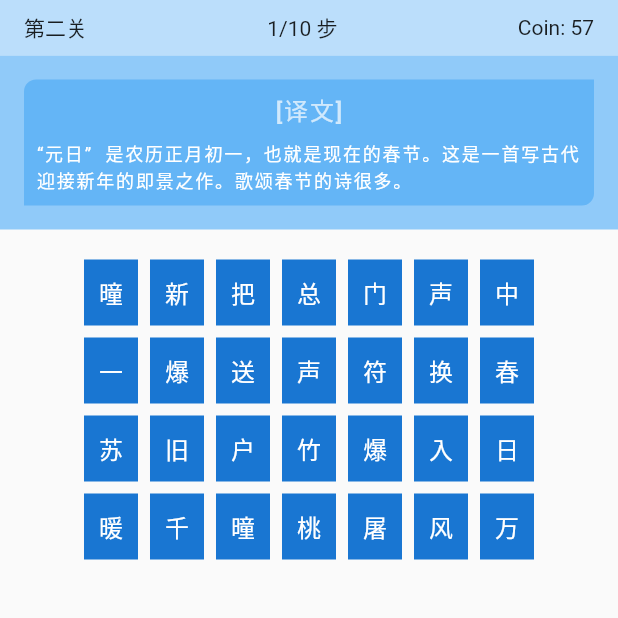
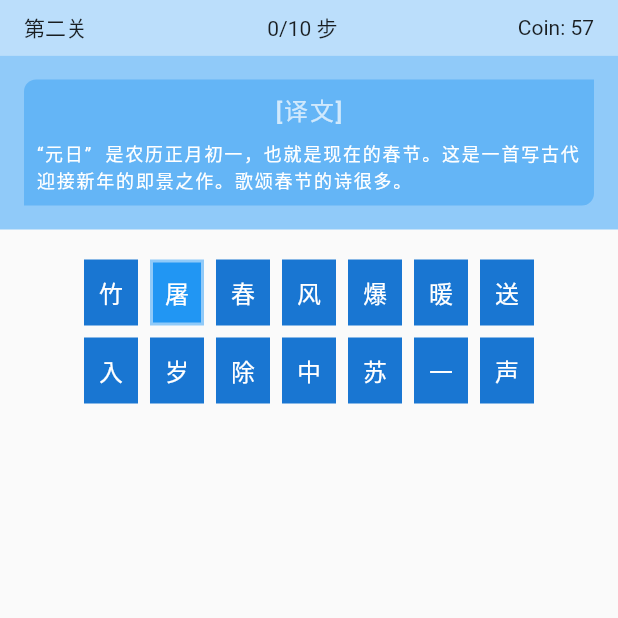
Before and after one commit to CodesAreHonest/poem-and-strings, a Flutter app: the screen it shows after launch, after a tap on an icon or button, on a phone screen of 412 x 824 dp, the top half of it. Run offline on Flutter 3.47's test engine with Material 2 defaults, Android fonts, the phone set to English and light mode, and no system bars.

Commit message:
[Stage Header] - Header

```diff
--- a/lib/data/Character.dart
+++ b/lib/data/Character.dart
@@ -18,9 +18,15 @@ class Character {
     this.location = location;
   }
 
+  void setCompleted(bool completed) {
+    this.completed = completed;
+  }
+
   int getLocation() => this.location;
 
   String getCharacter() => this.character;
 
   bool getSelected() => this.selected;
+
+  bool getCompleted() => this.completed;
 }
--- a/lib/data/EasyStage/EasyFirstStage.dart
+++ b/lib/data/EasyStage/EasyFirstStage.dart
@@ -5,38 +5,25 @@ import "./EasyStage.dart";
 class EasyFirstStage extends EasyStage {
   final int numOfRows = 4;
 
+  int stepUsed = 0;
+  int targetElementPosition;
+
   List<Character> stageData = [
     Character("爆", false, false, 0),
     Character("竹", false, false, 1),
     Character("声", false, false, 2),
     Character("中", false, false, 3),
     Character("一", false, false, 4),
-    Character("声", false, false, 5),
-    Character("爆", false, false, 6),
+    Character("岁", false, false, 5),
+    Character("除", false, false, 6),
     Character("春", false, false, 7),
     Character("风", false, false, 8),
     Character("送", false, false, 9),
     Character("暖", false, false, 10),
     Character("入", false, false, 11),
     Character("屠", false, false, 12),
-    Character("苏", false, false, 13),
-    Character("千", false, false, 14),
-    Character("门", false, false, 15),
-    Character("万", false, false, 16),
-    Character("户", false, false, 17),
-    Character("曈", false, false, 18),
-    Character("曈", false, false, 19),
-    Character("日", false, false, 20),
-    Character("总", false, false, 21),
-    Character("把", false, false, 22),
-    Character("新", false, false, 23),
-    Character("桃", false, false, 24),
-    Character("换", false, false, 25),
-    Character("旧", false, false, 26),
-    Character("符", false, false, 27)
+    Character("苏", false, false, 13)
   ];
-
-  int targetElementPosition;
 
   EasyFirstStage();
 
@@ -44,16 +31,72 @@ class EasyFirstStage extends EasyStage {
 
   int getTotalStageItems() => stageData.length;
 
-  void setTargetElementPosition(int targetElementPosition) {
-    this.targetElementPosition = targetElementPosition;
-  }
+  int getCharacterLocation(Character character) => stageData.indexOf(character);
+
+  int getTargetElementPosition() => this.targetElementPosition;
+
+  int incrementStep() => ++this.stepUsed;
+
+  int getSteps() => this.stepUsed;
 
   List<Character> getRandomShuffledData() {
     stageData.shuffle();
+
+    for (int i = 0; i < stageData.length; i++) {
+      Character currentItem = stageData[i];
+      bool isCompleted = this.isCompleted(currentItem);
+
+      if (isCompleted) {
+        currentItem.setCompleted(true);
+        this.updateCharacter(currentItem);
+      }
+    }
+
     return stageData;
   }
 
   List<Character> getCurrentStageData() => this.stageData;
 
-  void swapCharacter(Character character) async {}
+  void updateCharacter(Character character) {
+    int characterPosition = this.getCharacterLocation(character);
+    stageData.removeAt(characterPosition);
+    stageData.insert(characterPosition, character);
+  }
+
+  void updateCharacterWithPosition(Character character, int position) {
+    stageData.removeAt(position);
+    stageData.insert(position, character);
+  }
+
+  void setTargetElementPosition(int targetElementPosition) {
+    this.targetElementPosition = targetElementPosition;
+  }
+
+  void swapCharacter(Character firstItem, Character secondItem) {
+    int firstItemLocation = this.getCharacterLocation(firstItem);
+    int secondItemLocation = this.getCharacterLocation(secondItem);
+    this.updateCharacterWithPosition(secondItem, firstItemLocation);
+    this.updateCharacterWithPosition(firstItem, secondItemLocation);
+
+    this.isCharacterCompleted(firstItem);
+    this.isCharacterCompleted(secondItem);
+
+    this.incrementStep();
+  }
+
+  void isCharacterCompleted(Character character) {
+    bool isCharacterInCorrectPosition = this.isCompleted(character);
+    character.setCompleted(isCharacterInCorrectPosition);
+    this.updateCharacter(character);
+  }
+
+  bool isCompleted(Character character) {
+    int currentLocation = this.getCharacterLocation(character);
+    int dedicatedLocation = character.getLocation();
+
+    return currentLocation == dedicatedLocation;
+  }
+
+  Character getCharacterAtPosition(int position) =>
+      stageData.elementAt(position);
 }
--- a/lib/screens/difficult_stage/stage_one.dart
+++ b/lib/screens/difficult_stage/stage_one.dart
@@ -1,8 +1,7 @@
 import "package:flutter/material.dart";
-import 'widgets/game_body_two.dart';
+import 'widgets/game_body.dart';
 import 'widgets/translation.dart';
 import "widgets/header.dart";
-import "widgets/game_body.dart";
 
 class DifficultStageOne extends StatelessWidget {
   @override
@@ -13,7 +12,7 @@ class DifficultStageOne extends StatelessWidget {
                 child: Column(children: <Widget>[
       DifficultStageHeader(),
       DifficultStageTranslation(),
-      DifficultGameBodyTwo(),
+      DifficultGameBody(),
     ]))));
   }
 }
--- a/lib/screens/difficult_stage/widgets/game_body.dart
+++ b/lib/screens/difficult_stage/widgets/game_body.dart
@@ -1,165 +1,124 @@
 import "package:flutter/material.dart";
-import 'package:flutter/painting.dart';
-import 'dart:async';
+import "package:flutter/painting.dart";
+import 'package:poem_and_strings/data/Character.dart';
+import 'package:poem_and_strings/data/EasyStage/EasyFirstStage.dart';
 
 class DifficultGameBody extends StatefulWidget {
   @override
-  _GameBodyState createState() => _GameBodyState();
+  _DifficultGameBodyState createState() => _DifficultGameBodyState();
 }
 
-class Character {
-  int x;
-  int y;
-  String character;
-  bool selected;
-  bool completed;
-  int location;
+class _DifficultGameBodyState extends State<DifficultGameBody> {
+  List<Widget> characters = [];
+  EasyFirstStage firstStage;
 
-  Character(this.x, this.y, this.character, this.selected, this.completed,
-      this.location);
-
-  void setSelected(bool selected) {
-    this.selected = selected;
+  _DifficultGameBodyState() {
+    this.firstStage = EasyFirstStage();
   }
 
-  void setCharacter(String character) {
-    this.character = character;
+  @override
+  void initState() {
+    // TODO: implement initState
+    super.initState();
+    this.renderCharacters(firstStage.getRandomShuffledData());
   }
 
-  void setLocation(int location) {
-    this.location = location;
+  Color characterBorderColor(bool isSelected, bool isCompleted) {
+    Color borderColor = Colors.blue[700];
+
+    if (isSelected) {
+      borderColor = Colors.blue[200];
+    }
+
+    if (isCompleted) {
+      borderColor = Colors.green[700];
+    }
+
+    return borderColor;
   }
 
-  int getLocation() => this.location;
+  Color characterBackgroundColor(bool isSelected, bool isCompleted) {
+    Color backgroundColor = Colors.blue[700];
 
-  String getCharacter() => this.character;
-}
+    if (isSelected) {
+      backgroundColor = Colors.blue[500];
+    }
 
-class _GameBodyState extends State<DifficultGameBody> {
-  List<Character> data = [
-    Character(0, 0, "爆", false, false, 0),
-    Character(1, 0, "竹", false, false, 1),
-    Character(2, 0, "声", false, false, 2),
-    Character(3, 0, "中", false, false, 3),
-    Character(4, 0, "一", false, false, 4),
-    Character(5, 0, "声", false, false, 5),
-    Character(6, 0, "爆", false, false, 6),
-    Character(0, 1, "春", false, false, 7),
-    Character(1, 1, "风", false, false, 8),
-    Character(2, 1, "送", false, false, 9),
-    Character(3, 1, "暖", false, false, 10),
-    Character(4, 1, "入", false, false, 11),
-    Character(5, 1, "屠", false, false, 12),
-    Character(6, 1, "苏", false, false, 13),
-    Character(0, 2, "千", false, false, 14),
-    Character(1, 2, "门", false, false, 15),
-    Character(2, 2, "万", false, false, 16),
-    Character(3, 2, "户", false, false, 17),
-    Character(4, 2, "曈", false, false, 18),
-    Character(5, 2, "曈", false, false, 19),
-    Character(6, 2, "日", false, false, 20),
-    Character(0, 3, "总", false, false, 21),
-    Character(1, 3, "把", false, false, 22),
-    Character(2, 3, "新", false, false, 23),
-    Character(3, 3, "桃", false, false, 24),
-    Character(4, 3, "换", false, false, 25),
-    Character(5, 3, "旧", false, false, 26),
-    Character(6, 3, "符", false, false, 27)
-  ];
+    if (isCompleted) {
+      backgroundColor = Colors.green[700];
+    }
 
-  int targetElement;
+    return backgroundColor;
+  }
 
-  void swapCharacter(Character character) async {
-    List<Character> characterData = data;
-    int elementPosition = characterData.indexOf(character);
+  void swapCharacters(Character character) async {
+    // the first touch of user will always lighten up the character.
+    int characterPosition = firstStage.getCharacterLocation(character);
     character.setSelected(true);
 
-    if (targetElement == null) {
-      characterData.removeAt(elementPosition);
-      characterData.insert(elementPosition, character);
+    if (firstStage.getTargetElementPosition() == null) {
+      firstStage.updateCharacter(character);
+      firstStage.setTargetElementPosition(characterPosition);
 
-      setState(() {
-        data = characterData;
-        targetElement = elementPosition;
-      });
-
+      // get all stage data again.
+      this.renderCharacters(firstStage.getCurrentStageData());
       return;
     }
 
-    Character destination = characterData.elementAt(targetElement);
-    bool isSameTarget = identical(character, destination);
+    int previousTargetPosition = firstStage.getTargetElementPosition();
+    Character previousTarget =
+        firstStage.getCharacterAtPosition(previousTargetPosition);
+    bool isSameTarget = identical(character, previousTarget);
 
+    // if both tap are same target, remove the first coloured character.
     if (isSameTarget == true) {
       character.setSelected(false);
-      characterData.removeAt(elementPosition);
-      characterData.insert(elementPosition, character);
+      firstStage.updateCharacter(character);
+      firstStage.setTargetElementPosition(null);
 
-      setState(() {
-        data = characterData;
-        targetElement = null;
-      });
-
+      this.renderCharacters(firstStage.getCurrentStageData());
       return;
     }
 
     if (isSameTarget == false) {
-      // set secondary selected colours
-      characterData.removeAt(elementPosition);
-      characterData.insert(elementPosition, character);
+      // render second item as selected
+      firstStage.updateCharacter(character);
+      this.renderCharacters(firstStage.getCurrentStageData());
 
-      setState(() {
-        data = characterData;
+      await Future.delayed(const Duration(milliseconds: 300), () {
+        previousTarget.setSelected(false);
+        character.setSelected(false);
+        firstStage.updateCharacter(character);
+        firstStage.updateCharacter(previousTarget);
+        firstStage.swapCharacter(previousTarget, character);
       });
 
-      // swap characters
-      String destinationCharacter = character.getCharacter();
-      String targetCharacter = destination.getCharacter();
-      int destinationLocation = character.getLocation();
-      int targetLocation = destination.getLocation();
-      destination.setCharacter(destinationCharacter);
-      destination.setLocation(destinationLocation);
-      character.setLocation(targetLocation);
-      character.setCharacter(targetCharacter);
+      firstStage.setTargetElementPosition(null);
+      this.renderCharacters(firstStage.getCurrentStageData());
+    }
 
-      await Future.delayed(const Duration(milliseconds: 500), () {
-        destination.setSelected(false);
-        character.setSelected(false);
-
-        // swap position
-        characterData.removeAt(elementPosition);
-        characterData.insert(elementPosition, character);
-        characterData.removeAt(targetElement);
-        characterData.insert(targetElement, destination);
-      });
-
-      setState(() {
-        data = characterData;
-        targetElement = null;
-      });
-
-      return;
-    }
+    return;
   }
 
-  List<Widget> renderCharacters(List<Character> words, int index) {
-    List<Widget> wordList = new List<Widget>();
-    List<Character> row =
-        words.where((Character item) => item.y == index).toList();
+  void renderCharacters(List<Character> stageData) {
+    List<Widget> rowWidgets = [];
+    List<Widget> gameCharacters = [];
+    int numOfRows = firstStage.getTotalStageItems();
+    double itemsPerRow = firstStage.getItemsPerRow();
 
-    for (int i = 0; i < row.length; i++) {
-      String character = row[i].character;
-      bool selected = row[i].selected;
-      Color borderColor = Colors.blue[700];
-      Color backgroundColor = Colors.blue[700];
+    for (int item = 0; item < numOfRows; item++) {
+      String character = stageData[item].getCharacter();
+      bool isSelected = stageData[item].getSelected();
+      bool isCompleted = stageData[item].getCompleted();
+      Color borderColor = this.characterBorderColor(isSelected, isCompleted);
+      Color backgroundColor =
+          this.characterBackgroundColor(isSelected, isCompleted);
 
-      if (selected) {
-        backgroundColor = Colors.blue[500];
-        borderColor = Colors.blue[200];
-      }
-
-      wordList.add(GestureDetector(
+      // map words into character widgets.
+      GestureDetector characterWidget = GestureDetector(
         onTap: () {
-          swapCharacter(row[i]);
+          Character specificCharacter = stageData[item];
+          this.swapCharacters(specificCharacter);
         },
         child: Container(
             decoration: BoxDecoration(
@@ -169,12 +128,28 @@ class _GameBodyState extends State<DifficultGameBody> {
             padding: EdgeInsets.symmetric(horizontal: 8.0, vertical: 8.0),
             child: Text(character,
                 style: TextStyle(color: Colors.white, fontSize: 16.0))),
-      ));
+      );
+      rowWidgets.add(characterWidget);
+
+      // when item position reach specific count, split to another row.
+      int itemPosition = item + 1;
+      if (itemPosition % itemsPerRow == 0) {
+        Widget rowOfCharacters = Container(
+          padding: EdgeInsets.symmetric(vertical: 4.0),
+          child: Wrap(
+            spacing: 8.0,
+            children: [...rowWidgets],
+          ),
+        );
+
+        gameCharacters.add(rowOfCharacters);
+        rowWidgets.clear();
+      }
     }
 
-//    wordList.shuffle();
-
-    return wordList;
+    setState(() {
+      characters = gameCharacters;
+    });
   }
 
   @override
@@ -184,36 +159,7 @@ class _GameBodyState extends State<DifficultGameBody> {
       padding: EdgeInsets.all(16.0),
       child: Container(
         child: Column(
-          children: <Widget>[
-            Container(
-              padding: EdgeInsets.symmetric(vertical: 4.0),
-              child: Wrap(
-                spacing: 8.0,
-                children: renderCharacters(data, 0),
-              ),
-            ),
-            Container(
-              padding: EdgeInsets.symmetric(vertical: 4.0),
-              child: Wrap(
-                spacing: 8.0,
-                children: renderCharacters(data, 1),
-              ),
-            ),
-            Container(
-              padding: EdgeInsets.symmetric(vertical: 4.0),
-              child: Wrap(
-                spacing: 8.0,
-                children: renderCharacters(data, 2),
-              ),
-            ),
-            Container(
-              padding: EdgeInsets.symmetric(vertical: 4.0),
-              child: Wrap(
-                spacing: 8.0,
-                children: renderCharacters(data, 3),
-              ),
-            )
-          ],
+          children: characters,
         ),
       ),
     ));
--- a/lib/screens/difficult_stage/widgets/game_body_two.dart
+++ /dev/null
@@ -1,106 +0,0 @@
-import "package:flutter/material.dart";
-import "package:flutter/painting.dart";
-import 'package:poem_and_strings/data/Character.dart';
-import 'package:poem_and_strings/data/EasyStage/EasyFirstStage.dart';
-
-class DifficultGameBodyTwo extends StatefulWidget {
-  @override
-  _DifficultGameBodyTwoState createState() => _DifficultGameBodyTwoState();
-}
-
-class _DifficultGameBodyTwoState extends State<DifficultGameBodyTwo> {
-  List<Widget> characters = [];
-  EasyFirstStage firstStage;
-
-  _DifficultGameBodyTwoState() {
-    this.firstStage = EasyFirstStage();
-  }
-
-  @override
-  void initState() {
-    // TODO: implement initState
-    super.initState();
-    this.renderCharacters(firstStage.getRandomShuffledData());
-  }
-
-  Color characterBorderColor(bool isSelected) {
-    Color borderColor = Colors.blue[700];
-
-    if (isSelected) {
-      borderColor = Colors.blue[200];
-    }
-
-    return borderColor;
-  }
-
-  Color characterBackgroundColor(bool isSelected) {
-    Color backgroundColor = Colors.blue[700];
-
-    if (isSelected) {
-      backgroundColor = Colors.blue[500];
-    }
-
-    return backgroundColor;
-  }
-
-  void swapCharacters(Character character) {
-    print(character.getCharacter());
-  }
-
-  void renderCharacters(List<Character> stageData) {
-    List<Widget> rowWidgets = [];
-    int numOfRows = firstStage.getTotalStageItems();
-    double itemsPerRow = firstStage.getItemsPerRow();
-
-    for (int item = 0; item < numOfRows; item++) {
-      String character = stageData[item].getCharacter();
-      bool isSelected = stageData[item].getSelected();
-      Color borderColor = this.characterBorderColor(isSelected);
-      Color backgroundColor = this.characterBackgroundColor(isSelected);
-
-      // map words into character widgets.
-      GestureDetector characterWidget = GestureDetector(
-        onTap: () {
-          this.swapCharacters(stageData[item]);
-        },
-        child: Container(
-            decoration: BoxDecoration(
-                color: backgroundColor,
-                border: Border.all(
-                    color: borderColor, width: 2.0, style: BorderStyle.solid)),
-            padding: EdgeInsets.symmetric(horizontal: 8.0, vertical: 8.0),
-            child: Text(character,
-                style: TextStyle(color: Colors.white, fontSize: 16.0))),
-      );
-      rowWidgets.add(characterWidget);
-
-      // when item position reach specific count, split to another row.
-      int itemPosition = item + 1;
-      if (itemPosition % itemsPerRow == 0) {
-        Widget rowOfCharacters = Container(
-          padding: EdgeInsets.symmetric(vertical: 4.0),
-          child: Wrap(
-            spacing: 8.0,
-            children: [...rowWidgets],
-          ),
-        );
-
-        characters.add(rowOfCharacters);
-        rowWidgets.clear();
-      }
-    }
-  }
-
-  @override
-  Widget build(BuildContext context) {
-    return Container(
-        child: Padding(
-      padding: EdgeInsets.all(16.0),
-      child: Container(
-        child: Column(
-          children: characters,
-        ),
-      ),
-    ));
-  }
-}
--- a/lib/screens/difficult_stage/widgets/header.dart
+++ b/lib/screens/difficult_stage/widgets/header.dart
@@ -1,4 +1,5 @@
 import "package:flutter/material.dart";
+import 'package:poem_and_strings/data/EasyStage/EasyFirstStage.dart';
 
 class DifficultStageHeader extends StatefulWidget {
   @override
@@ -6,8 +7,16 @@ class DifficultStageHeader extends StatefulWidget {
 }
 
 class _DifficultStageHeaderState extends State<DifficultStageHeader> {
+  EasyFirstStage firstStage;
+
+  _DifficultStageHeaderState() {
+    this.firstStage = EasyFirstStage();
+  }
+
   @override
   Widget build(BuildContext context) {
+    int currentStep = firstStage.getSteps();
+
     return Container(
       decoration: BoxDecoration(color: Colors.blue[100]),
       padding: EdgeInsets.symmetric(vertical: 8.0, horizontal: 16.0),
@@ -15,7 +24,7 @@ class _DifficultStageHeaderState extends State<DifficultStageHeader> {
         mainAxisAlignment: MainAxisAlignment.spaceBetween,
         children: <Widget>[
           Text('第二关'),
-          Text('1/10 步'),
+          Text("$currentStep/10 步"),
           Text('Coin: 57'),
         ],
       ),
```
